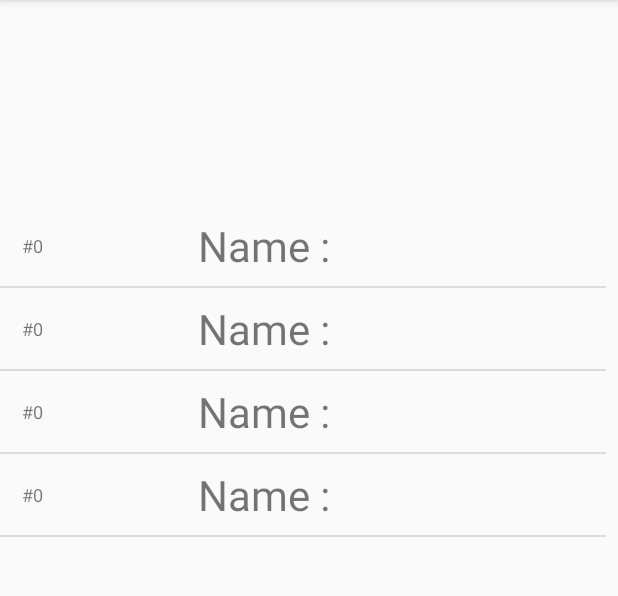
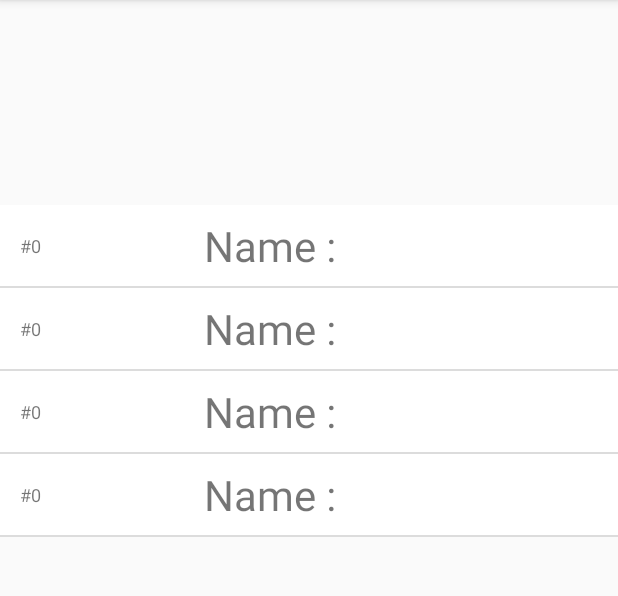
Before and after one commit to snst/homeController, an Android app: the screen it shows after launch (MainActivity), on a phone screen of 412 x 824 dp, the part 84-680 px from its top. Run offline under Robolectric (Android 15) with nearby library versions, the phone set to English and light mode, and no system bars; libraries missing offline, so code that uses them is left out: org.eclipse.paho; pictures from the network do not load; 9 statements that could not run were skipped.

```diff
--- a/android/myHome/app/src/main/java/de/meek/myhome/Const.java
+++ b/android/myHome/app/src/main/java/de/meek/myhome/Const.java
@@ -14,6 +14,7 @@
     public static final int ACTIVITY_TEMP = 33;
     public static final int ACTIVITY_ROOM_SETTINGS = 34;
     public static final int ACTIVITY_SETTINGS = 35;
+    public static final int ACTIVITY_LOG = 36;
     public static final int MAX_ROOM_PRESET_TEMP = 4;
     public static final String INTENT_ROOM_ID = "id";
     public static final String INTENT_NEW_TEMP = "newtemp";
--- /dev/null
+++ b/android/myHome/app/src/main/java/de/meek/myhome/Logger.java
@@ -0,0 +1,45 @@
+/**
+ * Copyright (c) 2017 by Stefan Schmidt
+ */
+
+package de.meek.myhome;
+
+import java.text.DateFormat;
+import java.text.SimpleDateFormat;
+import java.util.ArrayList;
+import java.util.Date;
+
+public class Logger {
+    public class LogEntry {
+        public Date date;
+        public String msg;
+        public BTAddr addr;
+
+        public LogEntry(String msg, BTAddr addr) {
+            date = new Date();
+            this.msg = msg;
+            this.addr = addr;
+        }
+
+        public String toString() {
+            DateFormat dateFormat = new SimpleDateFormat("HH:mm:ss dd.MM.yyyy");
+            String bt = "";
+            if(addr!=null) {
+                bt = "  [" + addr.toString() + "]";
+            }
+            return dateFormat.format(date) + bt + "\n" + msg;
+        }
+    }
+
+    protected ArrayList<LogEntry> log = new ArrayList<LogEntry>();
+    public void add(String msg) {
+        log.add(new LogEntry(msg, null));
+    }
+    public void add(String msg, BTAddr addr) {
+        log.add(new LogEntry(msg, addr));
+    }
+
+    public ArrayList<LogEntry> getLog() {
+        return log;
+    }
+}
--- a/android/myHome/app/src/main/java/de/meek/myhome/MainActivity.java
+++ b/android/myHome/app/src/main/java/de/meek/myhome/MainActivity.java
@@ -27,19 +27,25 @@
 public class MainActivity extends AppCompatActivity {
 
     MqttHelper mqttHelper = null;
-//    TextView txtViewMsg = null;
     Handler handler = new Handler();
     Button btnRefresh = null;
     ListView listView = null;
-//    ArrayList<RoomStatusWidget> roomStatusList = new ArrayList<RoomStatusWidget>();
     int msgCntStatus = 0;
     int msgCntMode = 0;
     int touchPositionX = 0;
     RoomSettings roomSettings = null;
     RoomStatusArrayAdapter adapter = null;
 
+    protected MyApplication getMyApp() {
+        return ((MyApplication)getApplicationContext());
+    }
+
+    public Logger getLogger() {
+        return getMyApp().getLogger();
+    }
+
     public House getHouse() {
-        return ((MyApplication)getApplicationContext()).getHouse();
+        return getMyApp().getHouse();
     }
 
     public void sendCmd(Cmd cmd) {
@@ -70,6 +76,7 @@
     public void requestSetTemp(int roomId, int temp) {
         final int finalTemp = temp;
         final int finalRoom = roomId;
+        getLogger().add("setTemp(roomId=" + roomId + ", temp=" + temp + ")");
         handler.removeCallbacksAndMessages(null);
         handler.postDelayed(new Runnable() {
 
@@ -82,13 +89,6 @@
 
     public void updateAllRooms() {
         adapter.notifyDataSetChanged();
-        /*
-        for (Room room : getHouse().getRoomList()) {
-            room.update();
-        }*/
-//        for(int i=0; i<getHouse().getSize(); i++) {
-  //          getHouse().getRoom(i).update();
-    //    }
     }
 
     public void onActivityResult(int requestCode, int resultCode, Intent data) {
@@ -141,9 +141,9 @@
             case R.id.action_reboot:
                 sendCmd(new Cmd(-1,eCmd.REBOOT));
                 break;
-            /*case R.id.action_refresh:
-                requestStatusOfAllRooms();
-                break;*/
+            case R.id.action_log:
+                showLogActivity();
+                break;
             case R.id.action_main_settings:
                 showSettingsActivity();
                 break;
@@ -157,14 +157,17 @@
         startActivityForResult(intent,Const.ACTIVITY_SETTINGS);
     }
 
+    void showLogActivity() {
+        Intent intent = new Intent(this, LogActivity.class);
+        startActivityForResult(intent,Const.ACTIVITY_LOG);
+    }
+
    @Override
     public void onResume() {
         super.onResume();
-  //      requestStatus();
     }
 
     void updateRoom(Room room) {
-     //   listView.deferNotifyDataSetChanged();
         adapter.notifyDataSetChanged();
     }
 
@@ -178,8 +181,6 @@
         listView = (ListView) findViewById(R.id.listViewRooms);
 
         for(int j=0; j<AccountConfig.NUMBER_OF_ROOMS; j++) {
-//            RoomStatusWidget r = new RoomStatusWidget(this, j);
-//            roomStatusList.add(r);
             Room room = new Room(j);
             roomSettings.loadRoom(room);
             getHouse().addRoom(room);
@@ -240,12 +241,15 @@
         mqttHelper.setCallback(new MqttCallbackExtended() {
             @Override
             public void connectComplete(boolean b, String s) {
+
+                getLogger().add("mqtt connected");
                 showShortToast("Mqtt connected");
                 requestStatusOfAllRooms();
             }
 
             @Override
             public void connectionLost(Throwable throwable) {
+                getLogger().add("mqtt disconnected");
                 showShortToast("Mqtt disconnected");
             }
 
@@ -268,6 +272,7 @@
                                     BTAddr addr = new BTAddr();
                                     addr.convertFromBytes(b,i);
                                     i += BTAddr.LENGTH;
+                                    getLogger().add(">mqtt: " + topic + ": temp", addr);
 
                                     Room room = getHouse().findRoom(addr);
                                     if(room != null) {
@@ -285,11 +290,13 @@
                                         //room.update();
                                         updateRoom(room);
                                     } else {
+                                        getLogger().add("Invalid roomId: " + addr.toString(), addr);
                                         showShortToast("Invalid roomId: " + addr.toString());
                                     }
                                 }
                             } break;
                             case PONG: {
+                                getLogger().add(">mqtt: " + topic + ": pong");
                                 showShortToast("Pong!");
                             } break;
                             case CONNECTION: {
@@ -301,18 +308,22 @@
                                     Room room = getHouse().findRoom(addr);
                                     if (room != null) {
                                         room.connectionState = eConnectionState.values()[b[i]];
-                                        //room.update();
+                                        getLogger().add(">mqtt: " + topic + ": BT: " + room.connectionState.toString(), addr);
                                         updateRoom(room);
+                                    } else {
+                                        getLogger().add(">mqtt: " + topic + ": BT: no matching room", addr);
                                     }
                                 }
                             } break;
+                            default: {
+                                getLogger().add(">mqtt: " + topic + ": unkown");
+                            }
                         }
-
                     }
                     else {
+                        getLogger().add(">mqtt: " + topic + ": invalid status packet");
                         showShortToast("Invalid status packet");
                     }
-
                 } else {
                     msgCntMode++;
                 }
--- a/android/myHome/app/src/main/java/de/meek/myhome/MqttHelper.java
+++ b/android/myHome/app/src/main/java/de/meek/myhome/MqttHelper.java
@@ -30,6 +30,11 @@
     final String password = AccountConfig.MQTT_PASSWORD;
     Context _context;
 
+    protected Logger getLogger() {
+        MyApplication app = (MyApplication)_context;
+        return app.getLogger();
+    }
+
     public MqttHelper(Context context){
         _context = context;
         mqttAndroidClient = new MqttAndroidClient(context, serverUri, clientId);
@@ -41,7 +46,6 @@
 
             @Override
             public void connectionLost(Throwable throwable) {
-
             }
 
             @Override
@@ -61,6 +65,7 @@
 
         try {
             if(cmd != null && isConnected()) {
+                getLogger().add("<mqtt: " +  cmd.cmd.toString(), cmd.addr);
                mqttAndroidClient.publish(AccountConfig.MQTT_TOPIC_REQUEST, cmd.getBuffer(), 0, false);
             }
         } catch (MqttException e) {
@@ -78,6 +83,7 @@
 
     public void disconnect() {
         try {
+            getLogger().add("mqtt: disconnect");
             mqttAndroidClient.disconnect();
         } catch (MqttException e) {
             e.printStackTrace();
@@ -85,6 +91,7 @@
     }
 
     private void connect(){
+        getLogger().add("mqtt: connect");
         MqttConnectOptions mqttConnectOptions = new MqttConnectOptions();
         mqttConnectOptions.setAutomaticReconnect(true);
         mqttConnectOptions.setCleanSession(false);
@@ -127,11 +134,13 @@
             mqttAndroidClient.subscribe(subscriptionTopic, 0, null, new IMqttActionListener() {
                 @Override
                 public void onSuccess(IMqttToken asyncActionToken) {
+                    getLogger().add("mqtt: subscribe ok");
                     Log.w("Mqtt","Subscribed!");
                 }
 
                 @Override
                 public void onFailure(IMqttToken asyncActionToken, Throwable exception) {
+                    getLogger().add("mqtt: subscribe failed");
                     Log.w("Mqtt", "Subscribed fail!");
                 }
             });
--- a/android/myHome/app/src/main/java/de/meek/myhome/MyApplication.java
+++ b/android/myHome/app/src/main/java/de/meek/myhome/MyApplication.java
@@ -9,5 +9,12 @@
 public class MyApplication extends Application {
 
     protected House house = new House();
-    public House getHouse() { return house; }
+    public House getHouse() {
+        return house;
+    }
+
+    protected Logger logger = new Logger();
+    public Logger getLogger() {
+        return logger;
+    }
 }
--- a/android/myHome/app/src/main/java/de/meek/myhome/RoomStatusArrayAdapter.java
+++ b/android/myHome/app/src/main/java/de/meek/myhome/RoomStatusArrayAdapter.java
@@ -55,22 +55,28 @@
         txtTemp.setText(temp);
         txtPercent.setText(percent);
         String status = " ";
+        int c = R.color.RoomDisconnected;
         switch(room.connectionState) {
             case CONNECTED:
                 status = "C";
+                c = R.color.RoomConnected;
                 break;
             case CONNECTING:
                 status = "c";
+                c = R.color.RoomConnecting;
                 break;
             case DISCONNECTED:
                 status = "d";
+                c = R.color.RoomDisconnected;
                 break;
             case NORESPONSE:
                 status = "r";
+                c = R.color.RoomFailed;
                 break;
         }
-        txtMsgCnt.setText(status + "#"+room.msgCount);
-
+//        txtMsgCnt.setText(status + "#"+room.msgCount);
+        txtMsgCnt.setText("#"+room.msgCount);
+        rowView.setBackgroundColor(rowView.getResources().getColor(c));
         return rowView;
     }
 }
--- a/android/myHome/app/src/main/java/de/meek/myhome/eConnectionState.java
+++ b/android/myHome/app/src/main/java/de/meek/myhome/eConnectionState.java
@@ -6,18 +6,25 @@
 
 
 public enum eConnectionState {
-    UNKOWN(0),
-    CONNECTING(1),
-    CONNECTED(2),
-    DISCONNECTED(3),
-    NORESPONSE(4);
+    UNKOWN(0, "?"),
+    CONNECTING(1, "connecting"),
+    CONNECTED(2, "connected"),
+    DISCONNECTED(3, "disconnected"),
+    NORESPONSE(4, "noresponse");
 
     private byte value;
+    private String name;
 
-    private eConnectionState(int value) {
-        this.value = (byte)value;
+    private eConnectionState(int value, String name) {
+        this.value = (byte) value;
+        this.name = name;
     }
+
     public byte getValue() {
         return value;
     }
+
+    public String toString() {
+        return name;
     }
+}
--- a/android/myHome/app/src/main/res/layout/activity_main.xml
+++ b/android/myHome/app/src/main/res/layout/activity_main.xml
@@ -14,7 +14,6 @@
         android:layout_width="0dp"
         android:layout_height="495dp"
         android:layout_marginBottom="8dp"
-        android:layout_marginEnd="8dp"
         android:layout_marginTop="8dp"
         android:gravity="top|fill_vertical"
         android:orientation="vertical"
@@ -29,7 +28,7 @@
         android:layout_width="80dp"
         android:layout_height="80dp"
         android:layout_gravity="bottom|right"
-        android:layout_marginRight="20dp"
+
         android:layout_marginTop="40dp"
         android:background="@android:drawable/btn_default"
         android:foreground="@android:drawable/ic_popup_sync"
--- a/android/myHome/app/src/main/res/layout/roomstatus_view.xml
+++ b/android/myHome/app/src/main/res/layout/roomstatus_view.xml
@@ -36,6 +36,7 @@
         android:layout_width="match_parent"
         android:layout_height="wrap_content"
         android:layout_gravity="center_vertical"
+        android:layout_marginRight="12dp"
         android:layout_weight="1.4"
         android:textAlignment="textEnd"
         android:textSize="20sp" />
--- a/android/myHome/app/src/main/res/menu/menu_main.xml
+++ b/android/myHome/app/src/main/res/menu/menu_main.xml
@@ -1,9 +1,6 @@
 <?xml version="1.0" encoding="utf-8"?>
 <menu xmlns:android="http://schemas.android.com/apk/res/android">
 
-   <!-- <item
-        android:id="@+id/action_refresh"
-        android:title="Refresh" />-->
     <item
         android:id="@+id/action_ping"
         android:title="Ping" />
@@ -11,6 +8,12 @@
         android:id="@+id/action_reboot"
         android:title="Reboot" />
     <item
+        android:id="@+id/action_abort"
+        android:title="Abort" />
+    <item
+        android:id="@+id/action_log"
+        android:title="Log" />
+    <item
         android:id="@+id/action_main_settings"
         android:title="Settings" />
     <item
--- a/android/myHome/app/src/main/res/values/colors.xml
+++ b/android/myHome/app/src/main/res/values/colors.xml
@@ -5,4 +5,8 @@
     <color name="colorAccent">#FF4081</color>
     <color name="colorBtnActive">#009900</color>
     <color name="colorBtnInactive">#000000</color>
+    <color name="RoomConnected">#b2ffa9</color>
+    <color name="RoomConnecting">#aeffe4</color>
+    <color name="RoomFailed">#ffd5a2</color>
+    <color name="RoomDisconnected">#ffffff</color>
 </resources>
```
Also changed, not shown: android/myHome/app/src/main/AndroidManifest.xml (+4 -3 lines), android/myHome/app/src/main/java/de/meek/myhome/LogActivity.java (added, +45 -0 lines), android/myHome/app/src/main/java/de/meek/myhome/eCmd.java (+17 -14 lines), android/myHome/app/src/main/res/layout/activity_log.xml (added, +13 -0 lines).
